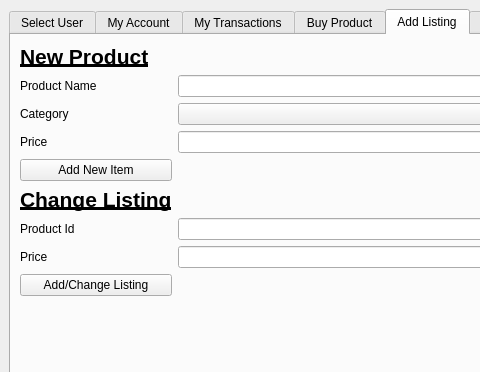
Qt form app.ui (ppublicgit/CS687) before a commit; both pictures show x 0 to 480 and y 0 to 372 of the 861 by 847 pixel window.
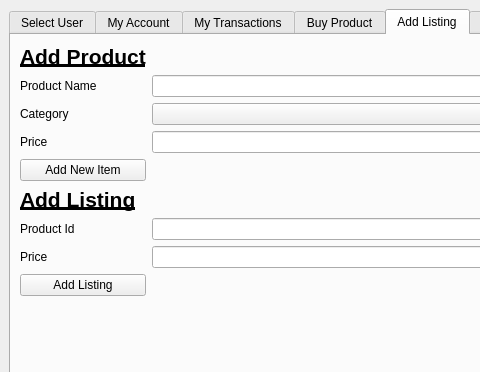
The same form after that commit. The open tabs and pages were chosen to show the change.

Commit message: Further commits from last.

```diff
--- a/app.ui
+++ b/app.ui
@@ -590,7 +590,7 @@
                  </font>
                 </property>
                 <property name="text">
-                 <string>New Product</string>
+                 <string>Add Product</string>
                 </property>
                </widget>
               </item>
@@ -612,7 +612,7 @@
                  </font>
                 </property>
                 <property name="text">
-                 <string>Change Listing</string>
+                 <string>Add Listing</string>
                 </property>
                </widget>
               </item>
@@ -669,7 +669,7 @@
               <item row="8" column="0">
                <widget class="QPushButton" name="pb_change_listing">
                 <property name="text">
-                 <string>Add/Change Listing</string>
+                 <string>Add Listing</string>
                 </property>
                </widget>
               </item>
```
Left out of the diff: 2 changed lines with no effect on the pictures. The commit also changes 1 other file.
